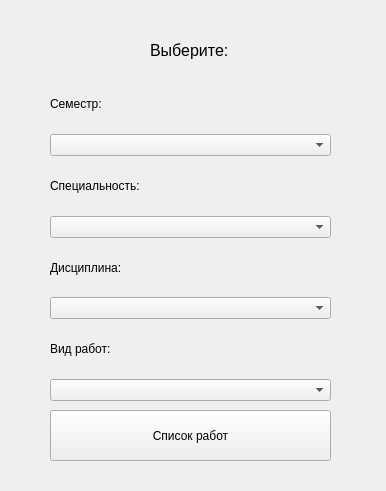
Before: the Qt Designer form ElectronicJournal/tolistworks.ui in MariyaMari/myJournal, drawn with Qt 5.
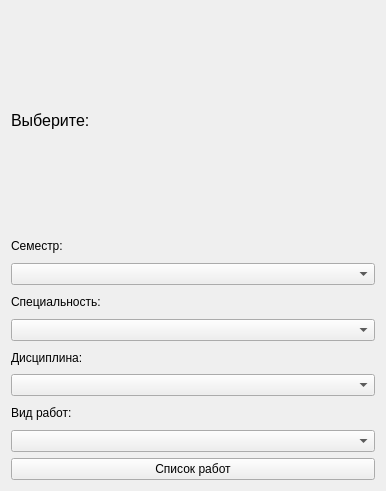
After: the same form once the commit is applied.

```diff
--- a/ElectronicJournal/tolistworks.ui
+++ b/ElectronicJournal/tolistworks.ui
@@ -13,28 +13,20 @@
   <property name="windowTitle">
    <string>Form</string>
   </property>
-  <widget class="QPushButton" name="pushButton">
-   <property name="geometry">
-    <rect>
-     <x>50</x>
-     <y>410</y>
-     <width>281</width>
-     <height>51</height>
-    </rect>
+  <layout class="QGridLayout" name="gridLayout">
+   <item row="0" column="0">
+    <widget class="QLabel" name="label">
+     <property name="font">
+      <font>
+       <pointsize>12</pointsize>
+      </font>
    </property>
    <property name="text">
-    <string>Список работ</string>
-   </property>
-  </widget>
-  <widget class="QWidget" name="verticalLayoutWidget">
-   <property name="geometry">
-    <rect>
-     <x>50</x>
-     <y>80</y>
-     <width>281</width>
-     <height>321</height>
-    </rect>
-   </property>
+      <string>Выберите: </string>
+     </property>
+    </widget>
+   </item>
+   <item row="1" column="0">
    <layout class="QVBoxLayout" name="verticalLayout_3">
     <item>
      <widget class="QLabel" name="label_6">
@@ -77,25 +69,15 @@
      <widget class="QComboBox" name="comboBox_4"/>
     </item>
    </layout>
-  </widget>
-  <widget class="QLabel" name="label">
-   <property name="geometry">
-    <rect>
-     <x>150</x>
-     <y>40</y>
-     <width>91</width>
-     <height>21</height>
-    </rect>
-   </property>
-   <property name="font">
-    <font>
-     <pointsize>12</pointsize>
-    </font>
-   </property>
+   </item>
+   <item row="2" column="0">
+    <widget class="QPushButton" name="pushButton">
    <property name="text">
-    <string>Выберите: </string>
-   </property>
-  </widget>
+      <string>Список работ</string>
+     </property>
+    </widget>
+   </item>
+  </layout>
  </widget>
  <resources/>
  <connections/>
```
Lines whose indentation alone changed are shown as unchanged.
